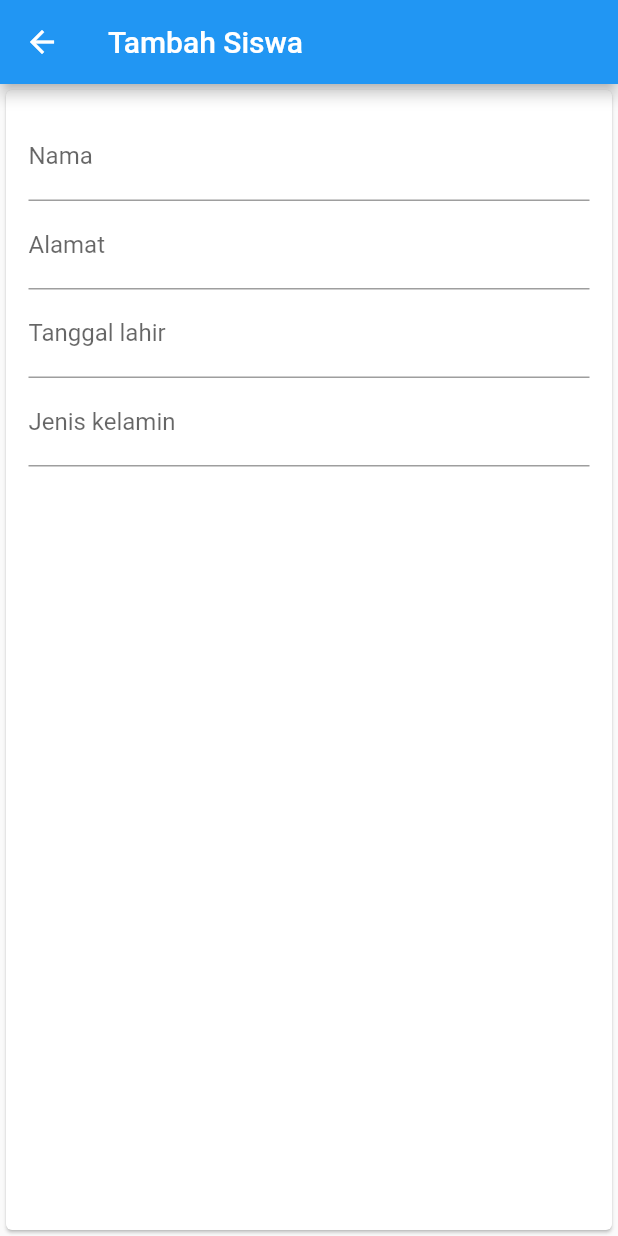
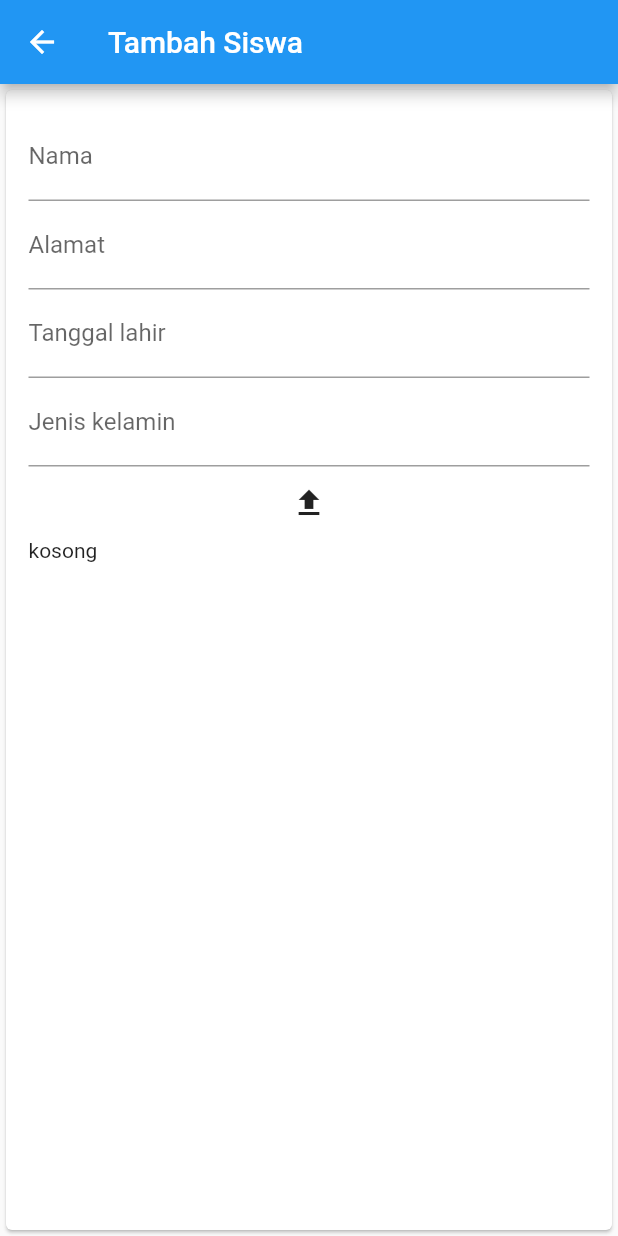
Before and after one commit to MuShaf-NMS/flutter_http, a Flutter app: the AddSiswa screen opened by its route, on a phone screen of 412 x 824 dp. Run offline on Flutter 3.47's test engine with Material 2 defaults, Android fonts, the phone set to English and light mode, and no system bars; network calls fail.

```diff
--- a/lib/tambahsiswa.dart
+++ b/lib/tambahsiswa.dart
@@ -1,4 +1,6 @@
 import 'package:flutter/material.dart';
+import 'package:project_1_9_2020/apiservices/apiservices.dart';
+import 'package:project_1_9_2020/models/siswa.dart';
 
 class AddSiswa extends StatefulWidget {
   @override
@@ -6,6 +8,18 @@ class AddSiswa extends StatefulWidget {
 }
 
 class _AddSiswaState extends State<AddSiswa> {
+  TextEditingController controllerNama = TextEditingController();
+  TextEditingController controllerAlamat = TextEditingController();
+  TextEditingController controllerT_lahir = TextEditingController();
+  TextEditingController controllerJl = TextEditingController();
+  String pesan = 'kosong';
+  ApiServices apiServices;
+  @override
+  void initState() {
+    apiServices = ApiServices();
+    super.initState();
+  }
+
   @override
   Widget build(BuildContext context) {
     return Scaffold(
@@ -15,20 +29,38 @@ class _AddSiswaState extends State<AddSiswa> {
       body: Card(
         child: Container(
           padding: EdgeInsets.all(15),
-          child: Column(
+          child: ListView(
             children: <Widget>[
-              TextFormField(
-                decoration: InputDecoration(labelText: 'Nama'),
+              FormSiswa(
+                controller: controllerNama,
+                label: 'Nama',
               ),
-              TextFormField(
-                decoration: InputDecoration(labelText: 'Alamat'),
+              FormSiswa(
+                controller: controllerAlamat,
+                label: 'Alamat',
               ),
-              TextFormField(
-                decoration: InputDecoration(labelText: 'Tanggal lahir'),
+              FormSiswa(
+                controller: controllerT_lahir,
+                label: 'Tanggal lahir',
               ),
-              TextFormField(
-                decoration: InputDecoration(labelText: 'Jenis kelamin'),
+              FormSiswa(
+                controller: controllerJl,
+                label: 'Jenis kelamin',
               ),
+              IconButton(
+                  icon: Icon(Icons.file_upload),
+                  onPressed: () {
+                    apiServices
+                        .postData(Siswa(
+                            nama: controllerNama.text,
+                            alamat: controllerAlamat.text,
+                            t_lahir: controllerT_lahir.text,
+                            jl: controllerJl.text))
+                        .then((value) => setState(() {
+                              pesan = value;
+                            }));
+                  }),
+              Text(pesan)
             ],
           ),
         ),
@@ -36,3 +68,16 @@ class _AddSiswaState extends State<AddSiswa> {
     );
   }
 }
+
+class FormSiswa extends StatelessWidget {
+  TextEditingController controller;
+  String label;
+  FormSiswa({this.controller, this.label});
+  @override
+  Widget build(BuildContext context) {
+    return TextField(
+      controller: controller,
+      decoration: InputDecoration(labelText: label),
+    );
+  }
+}
```
Also changed, not shown: lib/apiservices/apiservices.dart (+11 -0 lines), lib/models/siswa.dart (+8 -0 lines).
